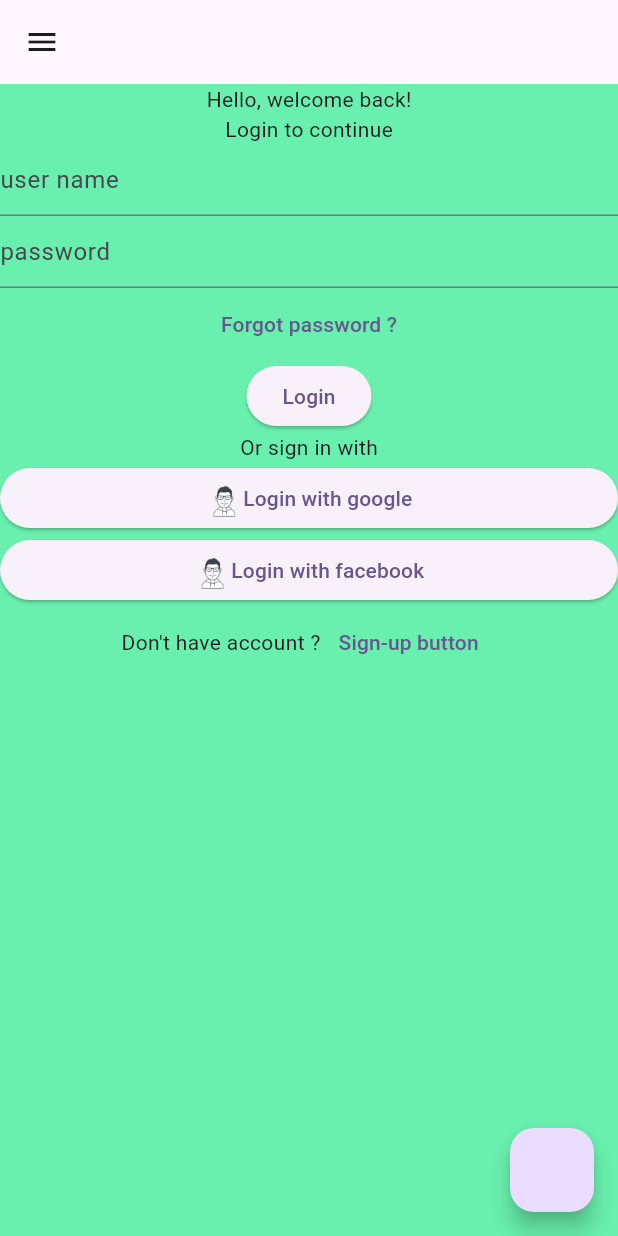
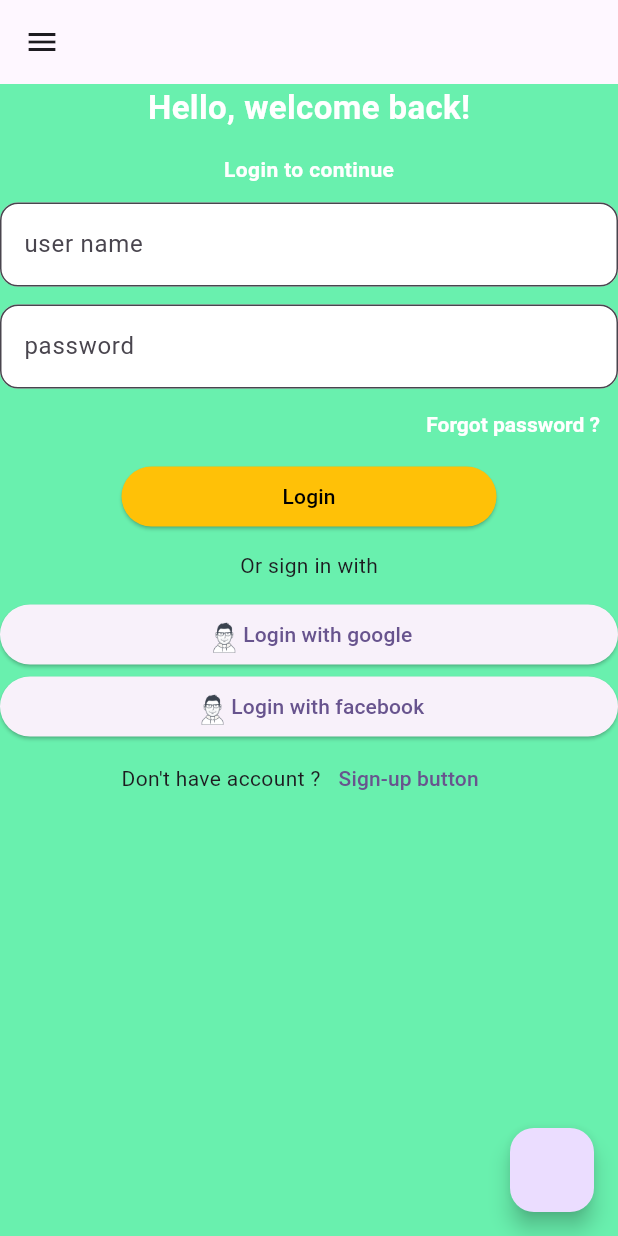
Before and after one commit to VihagaYohan/flutter_basics, a Flutter app: the screen it shows after launch, on a phone screen of 412 x 824 dp. Run offline on Flutter 3.47's test engine with Material 2 defaults, Android fonts, the phone set to English and light mode, and no system bars.

Commit message:
Added basic styles

```diff
--- a/lib/pages/login_page.dart
+++ b/lib/pages/login_page.dart
@@ -5,33 +5,67 @@ class LoginPage extends StatelessWidget {
   @override
   Widget build(BuildContext context) {
     // TODO: implement build
-    return  Scaffold(
+    return Scaffold(
         appBar: AppBar(),
         floatingActionButton: FloatingActionButton(onPressed: () {}),
         backgroundColor: Colors.greenAccent,
         drawer: Container(width: 400, height: 400, color: Colors.blue[900]),
         body: Column(children: <Widget>[
-          const Text("Hello, welcome back!"),
-          const Text("Login to continue"),
+          const Text(
+            "Hello, welcome back!",
+            style: TextStyle(
+                color: Colors.white, fontSize: 22, fontWeight: FontWeight.bold),
+          ),
+          const SizedBox(height: 16),
+          const Text("Login to continue",
+              style:
+                  TextStyle(color: Colors.white, fontWeight: FontWeight.bold)),
+          const SizedBox(height: 12),
           const TextField(
-            decoration: InputDecoration(hintText: 'user name'),
+            decoration: InputDecoration(
+                hintText: 'user name',
+                border: OutlineInputBorder(
+                    borderRadius: BorderRadius.all(Radius.circular(12))),
+                filled: true,
+                fillColor: Colors.white),
           ),
+          const SizedBox(height: 12),
           const TextField(
-            decoration: InputDecoration(hintText: 'password'),
+            decoration: InputDecoration(
+                hintText: 'password',
+                border: OutlineInputBorder(
+                    borderRadius: BorderRadius.all(Radius.circular(12))),
+                filled: true,
+                fillColor: Colors.white),
           ),
-          TextButton(
+          Align(
+            alignment: Alignment.centerRight,
+            child: TextButton(
                 onPressed: () {
                   if (kDebugMode) {
                     print('forgot button clicked');
                   }
                 },
+                style: TextButton.styleFrom(
+                    foregroundColor: Colors.white,
+                    textStyle: const TextStyle(fontWeight: FontWeight.bold)),
                 child: const Text('Forgot password ?')),
-          ElevatedButton(
+          ),
+          SizedBox(
+            width: 250,
+            child: ElevatedButton(
                 onPressed: () {
                   print('login button clicked');
                 },
+                style:ElevatedButton.styleFrom(
+                  backgroundColor: Colors.amber,
+                  foregroundColor: Colors.black
+                ),
                 child: const Text("Login")),
+          ),
+          const SizedBox(height: 12),
           const Text("Or sign in with"),
+          const SizedBox(height: 12),
           ElevatedButton(
               onPressed: () {
                 if (kDebugMode) {
@@ -66,13 +100,15 @@ class LoginPage extends StatelessWidget {
             mainAxisAlignment: MainAxisAlignment.center,
             children: [
               const Text("Don't have account ?"),
-                TextButton(onPressed: () {
-                  if(kDebugMode) {
+              TextButton(
+                  onPressed: () {
+                    if (kDebugMode) {
                       print("sign up button clicked");
                     }
-                }, child: const Text("Sign-up button"))
-              ],)
+                  },
+                  child: const Text("Sign-up button"))
+            ],
+          )
         ]));
   }
-
 }
```
Lines whose indentation alone changed are shown as unchanged.
